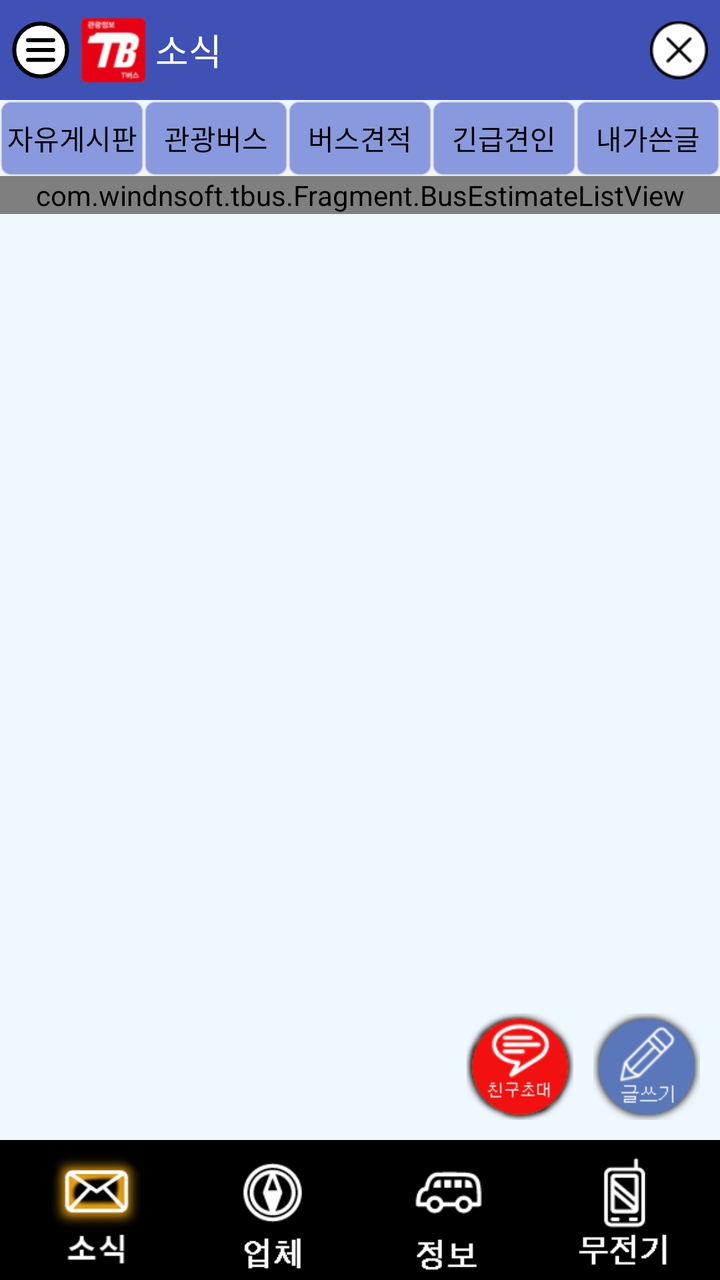
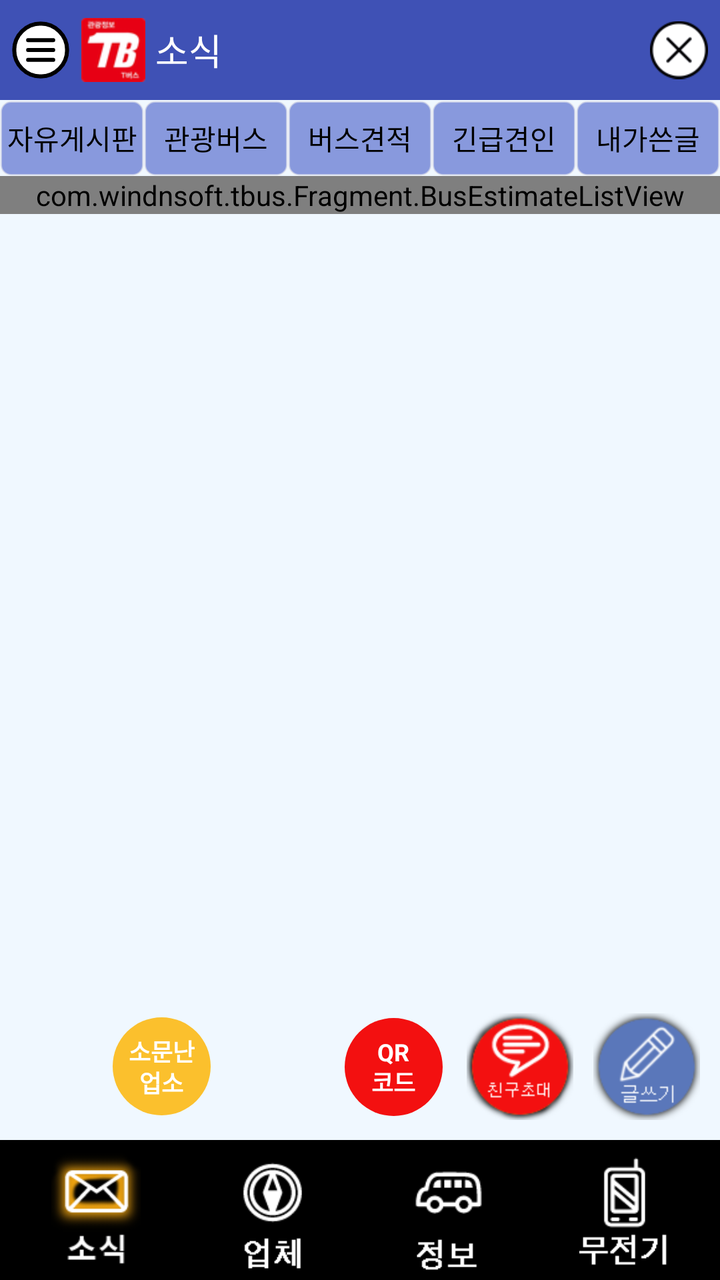

The first picture is an Android layout as it rendered before a commit; the second is the same layout after the commit. The layout source and the unified diff follow.
<!-- AndroidManifest.xml: application theme AppTheme -->
<!-- res/layout/bus_estimate_activity.xml -->
<?xml version="1.0" encoding="utf-8"?>
<androidx.drawerlayout.widget.DrawerLayout
    xmlns:android="http://schemas.android.com/apk/res/android"
    xmlns:app="http://schemas.android.com/apk/res-auto"
    xmlns:tools="http://schemas.android.com/tools"
    android:id="@+id/drawer_layout"
    android:layout_width="match_parent"
    android:layout_height="match_parent"
    tools:context="com.windnsoft.tbus.MainActivity">

<RelativeLayout
    android:id="@+id/activity_main"
    android:layout_width="match_parent"
    android:layout_height="match_parent"
    android:background="@color/AliceBlue">

    <LinearLayout
        android:layout_width="match_parent"
        android:layout_height="match_parent"
        android:orientation="vertical"
        >


        <LinearLayout
            android:id="@+id/layout_head"
            android:layout_width="match_parent"
            android:layout_height="50dp"
            android:background="@color/BlueLight"
            android:orientation="horizontal">

            <ImageView
                android:id="@+id/topMenuBtn"
                android:layout_width="0dp"
                android:layout_height="match_parent"
                android:layout_marginLeft="5dp"
                android:layout_weight="1"
                android:padding="1dp"
                android:src="@drawable/hamburger_black"
                />

            <ImageView
                android:layout_width="wrap_content"
                android:layout_height="match_parent"
                android:layout_margin="5dip"
                android:src="@drawable/ic_launcher_mdpi"
                />

            <TextView
                android:id="@+id/textView8"
                android:layout_width="0dp"
                android:layout_height="match_parent"
                android:layout_weight="8"
                android:gravity="center_vertical"
                android:text="소식"
                android:textAppearance="?android:attr/textAppearanceMedium"

                android:textColor="@color/White"/>

            <ImageView
                android:id="@+id/topCloseBtn"
                android:layout_width="0dp"
                android:layout_height="match_parent"
                android:layout_marginRight="5dp"
                android:layout_weight="1"
                android:padding="1dp"
                android:src="@drawable/xbutton_black"
                />
        </LinearLayout>

        <LinearLayout
            android:id="@+id/layout_body"
            android:layout_width="match_parent"
            android:layout_height="0dp"
            android:layout_weight="950"
            android:orientation="vertical"
            >

            <ImageView
                android:id="@+id/advImg"
                android:layout_width="match_parent"
                android:layout_height="wrap_content"
                android:background="@color/Black"
                />

            <LinearLayout
                android:layout_width="match_parent"
                android:layout_height="38dp"
                android:gravity="center"
                android:orientation="horizontal"
                android:paddingTop="1px">

                <TextView
                    android:id="@+id/boardFreeTab"
                    android:layout_width="0dp"
                    android:layout_height="match_parent"
                    android:layout_weight="1"
                    android:background="@drawable/prg_border_blue"
                    android:gravity="center"
                    android:text="자유게시판"
                    android:textAppearance="?android:attr/textAppearanceSmall"

                    android:textColor="@color/Black"/>

                <TextView
                    android:id="@+id/boardBusTab"
                    android:layout_width="0dp"
                    android:layout_height="match_parent"
                    android:layout_weight="1"
                    android:background="@drawable/prg_border_blue"
                    android:gravity="center"
                    android:text="관광버스"
                    android:textAppearance="?android:attr/textAppearanceSmall"
                    android:textColor="@color/Black"/>

                <TextView
                    android:id="@+id/boardEstimateTab"
                    android:layout_width="0dp"
                    android:layout_height="match_parent"
                    android:layout_weight="1"
                    android:background="@drawable/prg_border_blue"
                    android:gravity="center"
                    android:text="버스견적"

                    android:textAppearance="?android:attr/textAppearanceSmall"
                    android:textColor="@color/Black"/>

                <TextView
                    android:id="@+id/boardTractionTab"
                    android:layout_width="0dp"
                    android:layout_height="match_parent"
                    android:layout_weight="1"
                    android:background="@drawable/prg_border_blue"
                    android:gravity="center"

                    android:text="긴급견인"
                    android:textAppearance="?android:attr/textAppearanceSmall"
                    android:textColor="@color/Black"/>

                <TextView
                    android:id="@+id/boardMyTab"
                    android:layout_width="0dp"
                    android:layout_height="match_parent"
                    android:layout_weight="1"
                    android:background="@drawable/prg_border_blue"
                    android:gravity="center"
                    android:text="내가쓴글"
                    android:textAppearance="?android:attr/textAppearanceSmall"

                    android:textColor="@color/Black"/>


            </LinearLayout>

            <RelativeLayout
                android:layout_width="match_parent"
                android:layout_height="0dp"
                android:layout_weight="9"
                android:clickable="false"
                android:gravity="right">

                <com.windnsoft.tbus.Fragment.BusEstimateListView
                    android:id="@+id/busEstimateView"
                    android:layout_width="match_parent"
                    android:layout_height="wrap_content">
                </com.windnsoft.tbus.Fragment.BusEstimateListView>

                <LinearLayout
                    android:layout_width="match_parent"
                    android:layout_height="wrap_content"
                    android:layout_alignParentBottom="true"
                    android:gravity="right"
                    android:orientation="horizontal"
                    android:padding="5dp">

                    <ImageView
                        android:id="@+id/boardInviteBtn"
                        android:layout_width="wrap_content"
                        android:layout_margin="5dp"
                        android:layout_height="wrap_content"
                        android:src="@drawable/freind"/>

                    <ImageView
                        android:id="@+id/boardWriteBtn"
                        android:layout_width="wrap_content"
                        android:layout_height="wrap_content"
                        android:clickable="true"
                        android:layout_margin="5dp"
                        android:src="@drawable/write"/>
                </LinearLayout>
                
                
                
                


            </RelativeLayout>
        </LinearLayout>

        <LinearLayout
            android:id="@+id/layout_bottom"
            android:layout_width="match_parent"
            android:layout_height="70dp"
            android:background="@color/Black"
            android:orientation="horizontal"
            android:padding="4dp"
            >

            <ImageView
                android:id="@+id/bottomNewsBtn"
                android:layout_width="wrap_content"
                android:layout_height="match_parent"
                android:layout_weight="1"
                android:src="@drawable/news_on"
                />

            <ImageView
                android:id="@+id/bottomCompanyBtn"
                android:layout_width="wrap_content"
                android:layout_height="match_parent"
                android:layout_weight="1"
                android:src="@drawable/company_off"
                />

            <ImageView
                android:id="@+id/bottomInfoBtn"
                android:layout_width="wrap_content"
                android:layout_height="match_parent"
                android:layout_weight="1"
                android:src="@drawable/info_off"
                />

            <ImageView
                android:id="@+id/bottomTalkieBtn"
                android:layout_width="wrap_content"
                android:layout_height="match_parent"
                android:layout_weight="1"
                android:src="@drawable/walkietalkie_off"
                />
        </LinearLayout>
    </LinearLayout>

</RelativeLayout>

    <LinearLayout
        android:id="@+id/drawer_menu"
        android:layout_width="260dp"
        android:layout_height="match_parent"
        android:layout_gravity="start"
        android:background="@color/White"
        android:clickable="true"
        android:focusable="true"
        android:orientation="vertical">

        <LinearLayout
            android:layout_width="match_parent"
            android:layout_height="50dp"
            android:background="@color/BlueLight"
            android:gravity="center_vertical"
            android:orientation="horizontal"
            android:paddingLeft="16dp"
            android:paddingRight="16dp">

            <ImageView
                android:layout_width="28dp"
                android:layout_height="28dp"
                android:layout_marginRight="10dp"
                android:src="@drawable/ic_launcher_mdpi" />

            <TextView
                android:layout_width="wrap_content"
                android:layout_height="wrap_content"
                android:text="@string/app_name"
                android:textAppearance="?android:attr/textAppearanceMedium"
                android:textColor="@color/White"
                android:textStyle="bold" />
        </LinearLayout>

        <TextView
            android:id="@+id/drawerProfileEditBtn"
            android:layout_width="match_parent"
            android:layout_height="52dp"
            android:background="?android:attr/selectableItemBackground"
            android:gravity="center_vertical"
            android:paddingLeft="20dp"
            android:paddingRight="20dp"
            android:text="프로필 수정"
            android:textColor="@color/Black"
            android:textSize="16sp" />

        <View
            android:layout_width="match_parent"
            android:layout_height="1dp"
            android:background="@color/listLine" />

        <TextView
            android:id="@+id/drawerPrivacyBtn"
            android:layout_width="match_parent"
            android:layout_height="52dp"
            android:background="?android:attr/selectableItemBackground"
            android:gravity="center_vertical"
            android:paddingLeft="20dp"
            android:paddingRight="20dp"
            android:text="개인정보 보호방침 및 약관"
            android:textColor="@color/Black"
            android:textSize="16sp" />

        <View
            android:layout_width="match_parent"
            android:layout_height="1dp"
            android:background="@color/listLine" />

    </LinearLayout>

</androidx.drawerlayout.widget.DrawerLayout>
<!-- resources referenced by this layout -->
<resources>
  <color name="AliceBlue">#FFF0F8FF</color>
  <color name="Black">#000000</color>
  <color name="BlueLight">#3F51B5</color>
  <color name="White">#FFFFFFFF</color>
  <color name="listLine">#FFe2e8f7</color>
  <!-- drawable company_off: png bitmap (drawable-hdpi, 1241 bytes) -->
  <!-- drawable freind: png bitmap (drawable-hdpi, 5474 bytes) -->
  <!-- drawable hamburger_black (drawable) -->
  <?xml version="1.0" encoding="utf-8"?>
  <vector xmlns:android="http://schemas.android.com/apk/res/android"
      android:width="64dp"
      android:height="64dp"
      android:viewportWidth="64"
      android:viewportHeight="64">
  
      <path
          android:fillColor="#FFFFFF"
          android:pathData="M32,2.5A29.5,29.5 0,1 1,32 61.5A29.5,29.5 0,1 1,32 2.5Z"
          android:strokeWidth="4.5"
          android:strokeColor="#000000" />
  
      <path
          android:fillColor="#00000000"
          android:pathData="M18,21L46,21M18,32L46,32M18,43L46,43"
          android:strokeWidth="4.5"
          android:strokeColor="#000000"
          android:strokeLineCap="round" />
  
  </vector>
  <!-- drawable ic_launcher_mdpi: png bitmap (drawable-hdpi, 3157 bytes) -->
  <!-- drawable info_off: png bitmap (drawable-hdpi, 1113 bytes) -->
  <!-- drawable news_on: png bitmap (drawable-hdpi, 6304 bytes) -->
  <!-- drawable prg_border_blue (drawable) -->
  <?xml version="1.0" encoding="utf-8"?>
  <layer-list xmlns:android="http://schemas.android.com/apk/res/android">
      <item>
          <shape android:shape="rectangle" android:padding="5dp">
  
              <solid android:color="#89d"/>
              <corners android:bottomRightRadius="5dp"
                       android:bottomLeftRadius="5dp"
                       android:topLeftRadius="5dp"
                       android:topRightRadius="5dp"/>
              <stroke android:width="1dp"
                      android:color="#8eee"
                  />
  
          </shape>
      </item>
  
  </layer-list>
  <!-- drawable walkietalkie_off: png bitmap (drawable-hdpi, 1103 bytes) -->
  <!-- drawable write: png bitmap (drawable-hdpi, 5048 bytes) -->
  <!-- drawable xbutton_black: png bitmap (drawable-hdpi, 1165 bytes) -->
  <string name="app_name">관광정보 (T버스)</string>
  <style name="AppTheme" parent="android:Theme.Light.NoTitleBar">
          
      </style>
</resources>

<!-- the commit's change to res/layout/bus_estimate_activity.xml (unified diff, before → after) -->
@@ -171,6 +171,37 @@
                     android:gravity="right"
                     android:orientation="horizontal"
                     android:padding="5dp">
+
+                    <TextView
+                        android:id="@+id/boardFamousCoBtn"
+                        android:layout_width="53dp"
+                        android:layout_height="53dp"
+                        android:layout_marginLeft="5dp"
+                        android:layout_marginTop="5dp"
+                        android:layout_marginRight="58dp"
+                        android:layout_marginBottom="5dp"
+                        android:background="@drawable/circle_yellow_btn"
+                        android:clickable="true"
+                        android:gravity="center"
+                        android:lineSpacingExtra="-2dp"
+                        android:text="소문난\n업소"
+                        android:textColor="@color/White"
+                        android:textSize="12sp"
+                        android:textStyle="bold"/>
+
+                    <TextView
+                        android:id="@+id/boardQrBtn"
+                        android:layout_width="53dp"
+                        android:layout_height="53dp"
+                        android:layout_margin="5dp"
+                        android:background="@drawable/circle_red_btn"
+                        android:clickable="true"
+                        android:gravity="center"
+                        android:lineSpacingExtra="-2dp"
+                        android:text="QR\n코드"
+                        android:textColor="@color/White"
+                        android:textSize="12sp"
+                        android:textStyle="bold"/>
 
                     <ImageView
                         android:id="@+id/boardInviteBtn"
<!-- resource entries referenced after the edit -->
@@ -5,6 +5,38 @@
   <color name="BlueLight">#3F51B5</color>
   <color name="White">#FFFFFFFF</color>
   <color name="listLine">#FFe2e8f7</color>
+  <!-- drawable circle_red_btn (drawable) -->
+  <?xml version="1.0" encoding="utf-8"?>
+  <layer-list xmlns:android="http://schemas.android.com/apk/res/android">
+      <item
+          android:bottom="2dp"
+          android:left="2dp"
+          android:right="2dp"
+          android:top="2dp">
+          <shape android:shape="oval">
+              <solid android:color="#F31010" />
+              <size
+                  android:width="49dp"
+                  android:height="49dp" />
+          </shape>
+      </item>
+  </layer-list>
+  <!-- drawable circle_yellow_btn (drawable) -->
+  <?xml version="1.0" encoding="utf-8"?>
+  <layer-list xmlns:android="http://schemas.android.com/apk/res/android">
+      <item
+          android:bottom="2dp"
+          android:left="2dp"
+          android:right="2dp"
+          android:top="2dp">
+          <shape android:shape="oval">
+              <solid android:color="#FBC02D" />
+              <size
+                  android:width="49dp"
+                  android:height="49dp" />
+          </shape>
+      </item>
+  </layer-list>
   <!-- drawable company_off: png bitmap (drawable-hdpi, 1241 bytes) -->
   <!-- drawable freind: png bitmap (drawable-hdpi, 5474 bytes) -->
   <!-- drawable hamburger_black (drawable) -->
